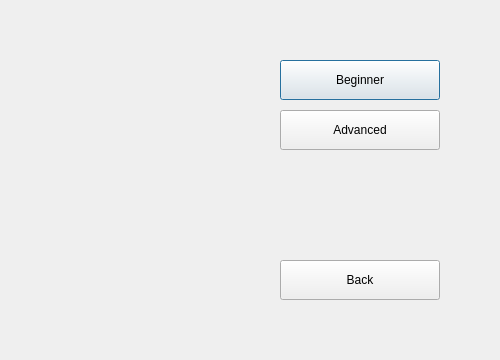
Qt form src/GUI/gamelevel.ui (chudyandrej/OthelloGame_cpp) before a commit; both pictures show x 0 to 500 and y 190 to 550 of the 500 by 550 pixel window.
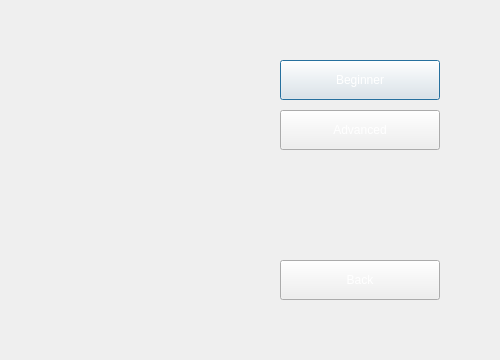
The same form after that commit.

Patch:
```diff
--- a/src/GUI/gamelevel.ui
+++ b/src/GUI/gamelevel.ui
@@ -22,6 +22,43 @@
      <height>40</height>
     </rect>
    </property>
+   <property name="palette">
+    <palette>
+     <active>
+      <colorrole role="ButtonText">
+       <brush brushstyle="SolidPattern">
+        <color alpha="255">
+         <red>255</red>
+         <green>255</green>
+         <blue>255</blue>
+        </color>
+       </brush>
+      </colorrole>
+     </active>
+     <inactive>
+      <colorrole role="ButtonText">
+       <brush brushstyle="SolidPattern">
+        <color alpha="255">
+         <red>255</red>
+         <green>255</green>
+         <blue>255</blue>
+        </color>
+       </brush>
+      </colorrole>
+     </inactive>
+     <disabled>
+      <colorrole role="ButtonText">
+       <brush brushstyle="SolidPattern">
+        <color alpha="255">
+         <red>255</red>
+         <green>255</green>
+         <blue>255</blue>
+        </color>
+       </brush>
+      </colorrole>
+     </disabled>
+    </palette>
+   </property>
    <property name="text">
     <string>Beginner</string>
    </property>
@@ -35,6 +72,43 @@
      <height>40</height>
     </rect>
    </property>
+   <property name="palette">
+    <palette>
+     <active>
+      <colorrole role="ButtonText">
+       <brush brushstyle="SolidPattern">
+        <color alpha="255">
+         <red>255</red>
+         <green>255</green>
+         <blue>255</blue>
+        </color>
+       </brush>
+      </colorrole>
+     </active>
+     <inactive>
+      <colorrole role="ButtonText">
+       <brush brushstyle="SolidPattern">
+        <color alpha="255">
+         <red>255</red>
+         <green>255</green>
+         <blue>255</blue>
+        </color>
+       </brush>
+      </colorrole>
+     </inactive>
+     <disabled>
+      <colorrole role="ButtonText">
+       <brush brushstyle="SolidPattern">
+        <color alpha="255">
+         <red>255</red>
+         <green>255</green>
+         <blue>255</blue>
+        </color>
+       </brush>
+      </colorrole>
+     </disabled>
+    </palette>
+   </property>
    <property name="text">
     <string>Advanced</string>
    </property>
@@ -48,6 +122,43 @@
      <height>40</height>
     </rect>
    </property>
+   <property name="palette">
+    <palette>
+     <active>
+      <colorrole role="ButtonText">
+       <brush brushstyle="SolidPattern">
+        <color alpha="255">
+         <red>255</red>
+         <green>255</green>
+         <blue>255</blue>
+        </color>
+       </brush>
+      </colorrole>
+     </active>
+     <inactive>
+      <colorrole role="ButtonText">
+       <brush brushstyle="SolidPattern">
+        <color alpha="255">
+         <red>255</red>
+         <green>255</green>
+         <blue>255</blue>
+        </color>
+       </brush>
+      </colorrole>
+     </inactive>
+     <disabled>
+      <colorrole role="ButtonText">
+       <brush brushstyle="SolidPattern">
+        <color alpha="255">
+         <red>255</red>
+         <green>255</green>
+         <blue>255</blue>
+        </color>
+       </brush>
+      </colorrole>
+     </disabled>
+    </palette>
+   </property>
    <property name="text">
     <string>Back</string>
    </property>
```
